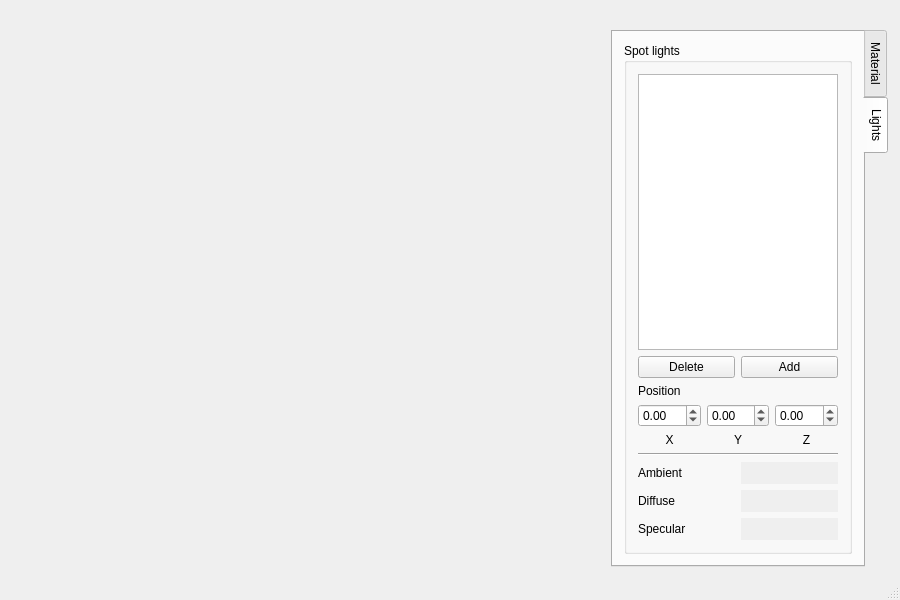
Above: mainwindow.ui from matiasjrossi/jEle before the change. Below: the same form after it.
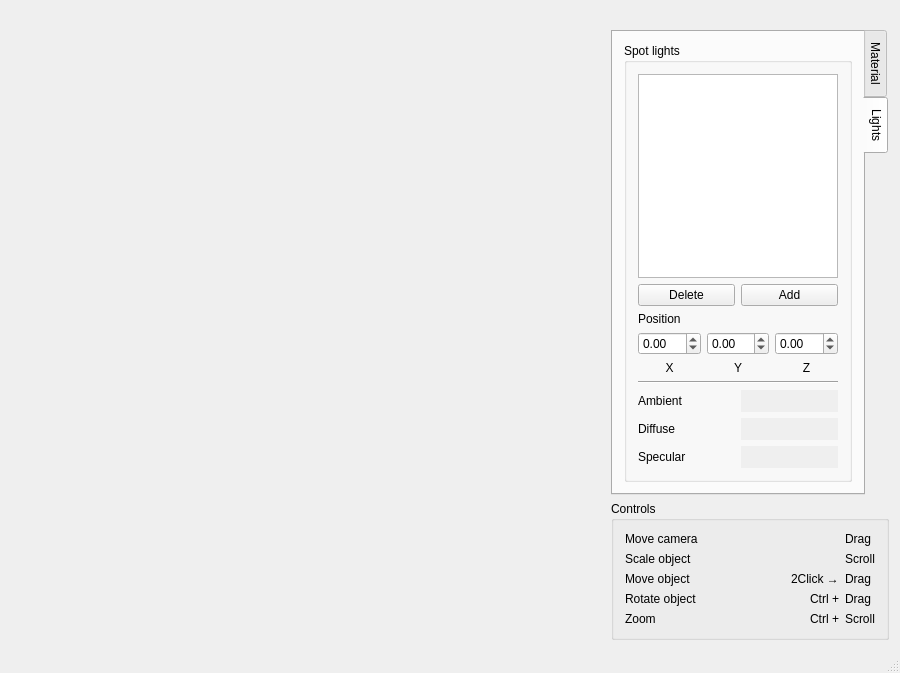
That is the form after the change. Icons and pictures are not drawn.

What changed in the file:
```diff
--- a/mainwindow.ui
+++ b/mainwindow.ui
@@ -7,7 +7,7 @@
     <x>0</x>
     <y>0</y>
     <width>900</width>
-    <height>600</height>
+    <height>672</height>
    </rect>
   </property>
   <property name="windowTitle">
@@ -22,7 +22,7 @@
    <property name="minimumSize">
     <size>
      <width>300</width>
-     <height>571</height>
+     <height>651</height>
     </size>
    </property>
    <property name="maximumSize">
@@ -377,6 +377,184 @@
        </widget>
       </widget>
      </item>
+     <item>
+      <widget class="QGroupBox" name="groupBox_3">
+       <property name="sizePolicy">
+        <sizepolicy hsizetype="Preferred" vsizetype="Preferred">
+         <horstretch>0</horstretch>
+         <verstretch>0</verstretch>
+        </sizepolicy>
+       </property>
+       <property name="title">
+        <string>Controls</string>
+       </property>
+       <layout class="QGridLayout" name="gridLayout">
+        <item row="4" column="0">
+         <widget class="QLabel" name="label_14">
+          <property name="sizePolicy">
+           <sizepolicy hsizetype="MinimumExpanding" vsizetype="Preferred">
+            <horstretch>0</horstretch>
+            <verstretch>0</verstretch>
+           </sizepolicy>
+          </property>
+          <property name="text">
+           <string>Rotate object</string>
+          </property>
+         </widget>
+        </item>
+        <item row="4" column="2">
+         <widget class="QLabel" name="label_18">
+          <property name="sizePolicy">
+           <sizepolicy hsizetype="Preferred" vsizetype="Preferred">
+            <horstretch>0</horstretch>
+            <verstretch>0</verstretch>
+           </sizepolicy>
+          </property>
+          <property name="text">
+           <string>Drag</string>
+          </property>
+         </widget>
+        </item>
+        <item row="4" column="1">
+         <widget class="QLabel" name="labelCtrl1">
+          <property name="sizePolicy">
+           <sizepolicy hsizetype="Preferred" vsizetype="Preferred">
+            <horstretch>0</horstretch>
+            <verstretch>0</verstretch>
+           </sizepolicy>
+          </property>
+          <property name="text">
+           <string>Ctrl +</string>
+          </property>
+          <property name="alignment">
+           <set>Qt::AlignRight|Qt::AlignTrailing|Qt::AlignVCenter</set>
+          </property>
+         </widget>
+        </item>
+        <item row="6" column="1">
+         <widget class="QLabel" name="labelCtrl2">
+          <property name="sizePolicy">
+           <sizepolicy hsizetype="Preferred" vsizetype="Preferred">
+            <horstretch>0</horstretch>
+            <verstretch>0</verstretch>
+           </sizepolicy>
+          </property>
+          <property name="text">
+           <string>Ctrl +</string>
+          </property>
+          <property name="alignment">
+           <set>Qt::AlignRight|Qt::AlignTrailing|Qt::AlignVCenter</set>
+          </property>
+         </widget>
+        </item>
+        <item row="2" column="2">
+         <widget class="QLabel" name="label_19">
+          <property name="sizePolicy">
+           <sizepolicy hsizetype="Preferred" vsizetype="Preferred">
+            <horstretch>0</horstretch>
+            <verstretch>0</verstretch>
+           </sizepolicy>
+          </property>
+          <property name="text">
+           <string>Scroll</string>
+          </property>
+         </widget>
+        </item>
+        <item row="0" column="0">
+         <widget class="QLabel" name="label_6">
+          <property name="sizePolicy">
+           <sizepolicy hsizetype="MinimumExpanding" vsizetype="Preferred">
+            <horstretch>0</horstretch>
+            <verstretch>0</verstretch>
+           </sizepolicy>
+          </property>
+          <property name="text">
+           <string>Move camera</string>
+          </property>
+         </widget>
+        </item>
+        <item row="6" column="0">
+         <widget class="QLabel" name="label_17">
+          <property name="sizePolicy">
+           <sizepolicy hsizetype="MinimumExpanding" vsizetype="Preferred">
+            <horstretch>0</horstretch>
+            <verstretch>0</verstretch>
+           </sizepolicy>
+          </property>
+          <property name="text">
+           <string>Zoom</string>
+          </property>
+         </widget>
+        </item>
+        <item row="2" column="0">
+         <widget class="QLabel" name="label_15">
+          <property name="sizePolicy">
+           <sizepolicy hsizetype="MinimumExpanding" vsizetype="Preferred">
+            <horstretch>0</horstretch>
+            <verstretch>0</verstretch>
+           </sizepolicy>
+          </property>
+          <property name="text">
+           <string>Scale object</string>
+          </property>
+         </widget>
+        </item>
+        <item row="0" column="2">
+         <widget class="QLabel" name="label_21">
+          <property name="sizePolicy">
+           <sizepolicy hsizetype="Preferred" vsizetype="Preferred">
+            <horstretch>0</horstretch>
+            <verstretch>0</verstretch>
+           </sizepolicy>
+          </property>
+          <property name="text">
+           <string>Drag</string>
+          </property>
+         </widget>
+        </item>
+        <item row="6" column="2">
+         <widget class="QLabel" name="label_22">
+          <property name="sizePolicy">
+           <sizepolicy hsizetype="Preferred" vsizetype="Preferred">
+            <horstretch>0</horstretch>
+            <verstretch>0</verstretch>
+           </sizepolicy>
+          </property>
+          <property name="text">
+           <string>Scroll</string>
+          </property>
+         </widget>
+        </item>
+        <item row="3" column="0">
+         <widget class="QLabel" name="label_16">
+          <property name="sizePolicy">
+           <sizepolicy hsizetype="MinimumExpanding" vsizetype="Preferred">
+            <horstretch>0</horstretch>
+            <verstretch>0</verstretch>
+           </sizepolicy>
+          </property>
+          <property name="text">
+           <string>Move object</string>
+          </property>
+         </widget>
+        </item>
+        <item row="3" column="1">
+         <widget class="QLabel" name="label_5">
+          <property name="text">
+           <string>2Click →</string>
+          </property>
+         </widget>
+        </item>
+        <item row="3" column="2">
+         <widget class="QLabel" name="label_20">
+          <property name="text">
+           <string>Drag</string>
+          </property>
+         </widget>
+        </item>
+       </layout>
+      </widget>
+     </item>
     </layout>
    </widget>
   </widget>
```
